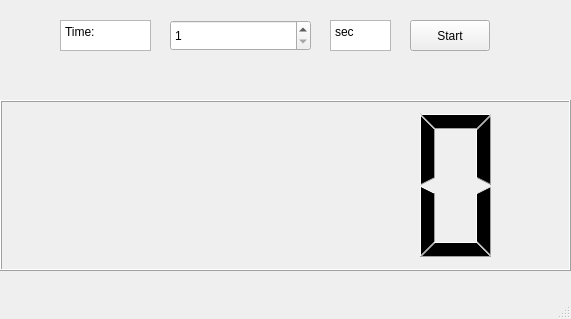
First picture: the form in mainwindow.ui, repository langong-dev/langong-clock, before the edit.
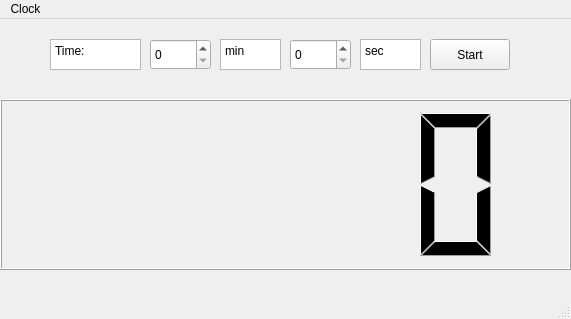
Second picture: the form after the edit. Icons and pictures are not drawn.

What changed in the file:
```diff
--- a/mainwindow.ui
+++ b/mainwindow.ui
@@ -17,37 +17,46 @@
    <iconset>
     <normaloff>icon.png</normaloff>icon.png</iconset>
   </property>
+  <property name="autoFillBackground">
+   <bool>false</bool>
+  </property>
   <widget class="QWidget" name="centralwidget">
    <widget class="QLCDNumber" name="lcdNumber">
     <property name="geometry">
      <rect>
       <x>0</x>
-      <y>100</y>
+      <y>80</y>
       <width>571</width>
       <height>171</height>
      </rect>
     </property>
+    <property name="value" stdset="0">
+     <double>0.000000000000000</double>
+    </property>
    </widget>
    <widget class="QSpinBox" name="spinBox">
     <property name="geometry">
      <rect>
-      <x>170</x>
+      <x>290</x>
       <y>20</y>
-      <width>141</width>
+      <width>61</width>
       <height>31</height>
      </rect>
     </property>
     <property name="minimum">
-     <number>1</number>
+     <number>0</number>
     </property>
     <property name="maximum">
-     <number>999999</number>
+     <number>59</number>
+    </property>
+    <property name="value">
+     <number>0</number>
     </property>
    </widget>
    <widget class="QTextBrowser" name="textBrowser">
     <property name="geometry">
      <rect>
-      <x>60</x>
+      <x>50</x>
       <y>20</y>
       <width>91</width>
       <height>31</height>
@@ -64,7 +73,7 @@
    <widget class="QTextBrowser" name="textBrowser_3">
     <property name="geometry">
      <rect>
-      <x>330</x>
+      <x>360</x>
       <y>20</y>
       <width>61</width>
       <height>31</height>
@@ -81,7 +90,7 @@
    <widget class="QPushButton" name="pushButton">
     <property name="geometry">
      <rect>
-      <x>410</x>
+      <x>430</x>
       <y>20</y>
       <width>80</width>
       <height>31</height>
@@ -91,6 +100,42 @@
      <string>Start</string>
     </property>
    </widget>
+   <widget class="QSpinBox" name="spinBoxm">
+    <property name="geometry">
+     <rect>
+      <x>150</x>
+      <y>20</y>
+      <width>61</width>
+      <height>31</height>
+     </rect>
+    </property>
+    <property name="minimum">
+     <number>0</number>
+    </property>
+    <property name="maximum">
+     <number>99</number>
+    </property>
+    <property name="value">
+     <number>0</number>
+    </property>
+   </widget>
+   <widget class="QTextBrowser" name="textBrowser_4">
+    <property name="geometry">
+     <rect>
+      <x>220</x>
+      <y>20</y>
+      <width>61</width>
+      <height>31</height>
+     </rect>
+    </property>
+    <property name="html">
+     <string>&lt;!DOCTYPE HTML PUBLIC &quot;-//W3C//DTD HTML 4.0//EN&quot; &quot;http://www.w3.org/TR/REC-html40/strict.dtd&quot;&gt;
+&lt;html&gt;&lt;head&gt;&lt;meta name=&quot;qrichtext&quot; content=&quot;1&quot; /&gt;&lt;style type=&quot;text/css&quot;&gt;
+p, li { white-space: pre-wrap; }
+&lt;/style&gt;&lt;/head&gt;&lt;body style=&quot; font-family:'Sans Serif'; font-size:9pt; font-weight:400; font-style:normal;&quot;&gt;
+&lt;p style=&quot; margin-top:0px; margin-bottom:0px; margin-left:0px; margin-right:0px; -qt-block-indent:0; text-indent:0px;&quot;&gt;min&lt;/p&gt;&lt;/body&gt;&lt;/html&gt;</string>
+    </property>
+   </widget>
   </widget>
   <widget class="QMenuBar" name="menubar">
    <property name="geometry">
@@ -101,6 +146,13 @@
      <height>21</height>
     </rect>
    </property>
+   <widget class="QMenu" name="menuClock">
+    <property name="title">
+     <string>Clock</string>
+    </property>
+    <addaction name="actionStop_clock"/>
+   </widget>
+   <addaction name="menuClock"/>
   </widget>
   <widget class="QStatusBar" name="statusbar"/>
  </widget>
```
Left out of the diff: 8 changed lines with no effect on the pictures.
